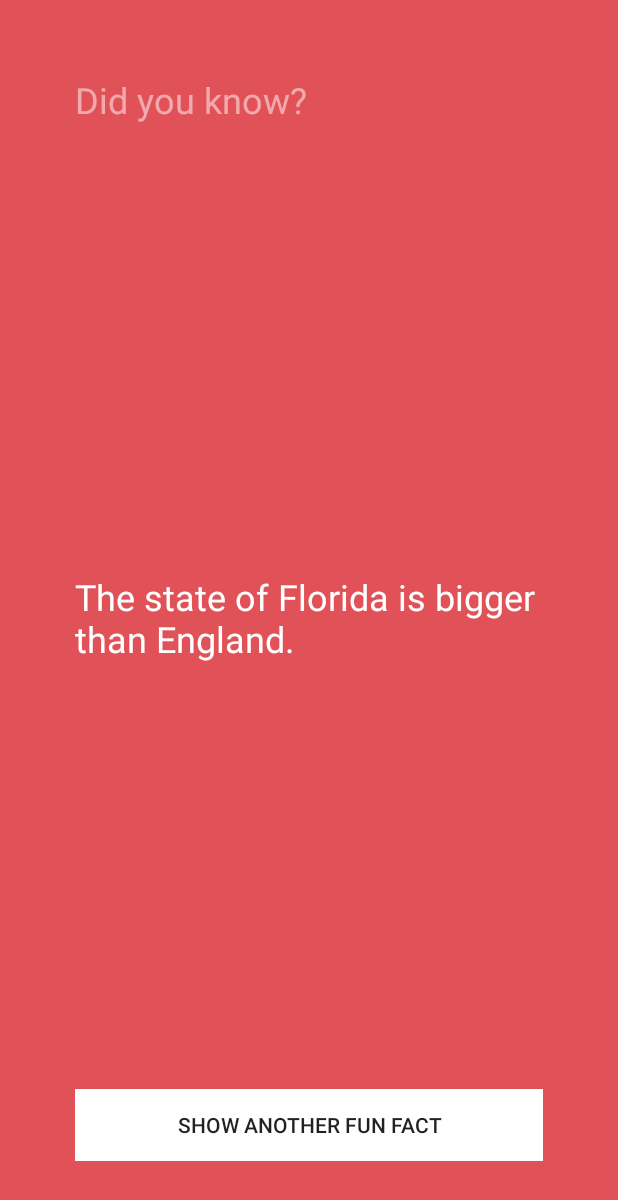
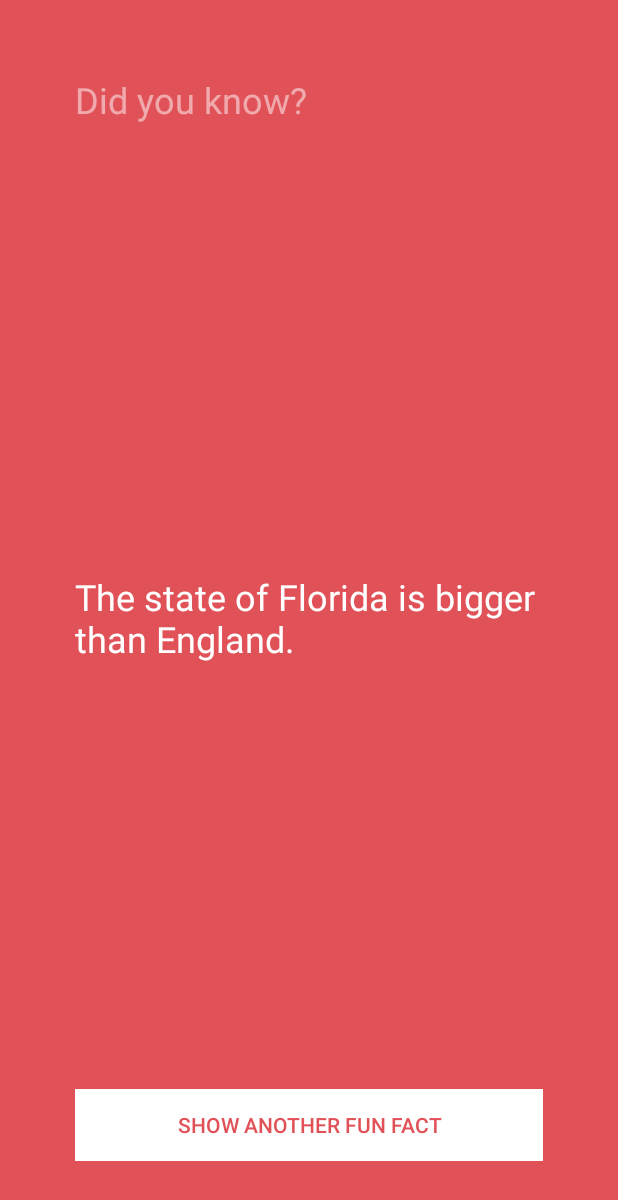
Before and after one commit to PardeepS2/FunFacts, an Android app: the screen it shows after launch (MainActivity), after a tap on "SHOW ANOTHER FUN FACT", on a phone screen of 412 x 824 dp. Shown: the top 1200 px of the screen. Run offline under Robolectric (Android 15) with nearby library versions, the phone set to English and light mode, and no system bars.

Commit message:
Using new color for button text

```diff
--- a/app/src/main/java/com/example/gurdeep/funfacts/MainActivity.java
+++ b/app/src/main/java/com/example/gurdeep/funfacts/MainActivity.java
@@ -37,6 +37,7 @@ public class MainActivity extends AppCompatActivity {
                 factTextView.setText(fact);
                 int colors = colorWheel.getcolor();
                 relativeLayout.setBackgroundColor(colors);
+                showFactButton.setTextColor(colors);
             }
         };
 
--- a/app/src/main/res/layout/activity_main.xml
+++ b/app/src/main/res/layout/activity_main.xml
@@ -34,6 +34,7 @@
         android:layout_alignParentBottom="true"
         android:layout_centerHorizontal="true"
         android:background="#FFFFFF"
-        android:text="Show another fun fact" />
+        android:text="Show another fun fact"
+        android:textColorLink="#51b46d" />
 
 </RelativeLayout>
```
